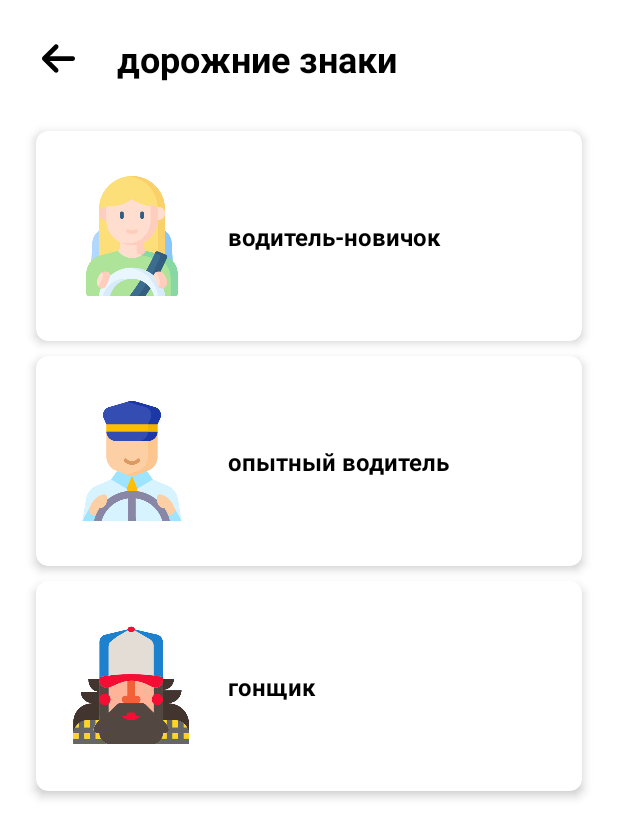
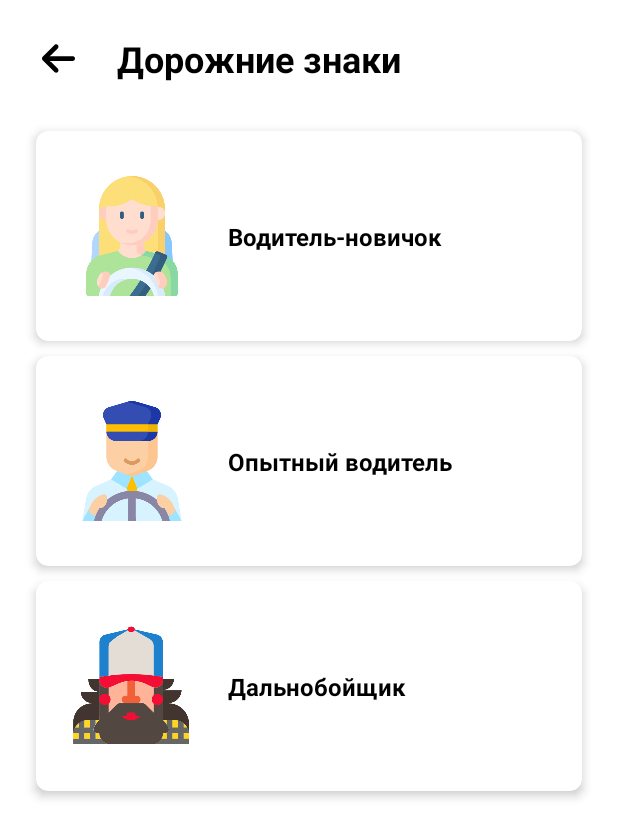
Before and after one commit to Mish9Keveyan/Drive_Smart, an Android app: the TrafficSignsActivity screen opened directly, with no data from a screen before it, on a phone screen of 412 x 824 dp. Shown: the top 838 px of the screen. Run offline under Robolectric (Android 15) with nearby library versions, the light colour scheme and no system bars.

Commit message:
Bug fixing

```diff
--- a/app/src/main/res/layout/activity_main.xml
+++ b/app/src/main/res/layout/activity_main.xml
@@ -128,7 +128,7 @@
                     android:id="@+id/textView3"
                     android:layout_width="wrap_content"
                     android:layout_height="wrap_content"
-                    android:text="выйти"
+                    android:text="Выйти"
                     android:layout_marginTop="10dp"
                     android:textColor="@color/black"
                     android:textSize="16sp"
--- a/app/src/main/res/layout/activity_test_option.xml
+++ b/app/src/main/res/layout/activity_test_option.xml
@@ -61,7 +61,7 @@
                 android:layout_width="wrap_content"
                 android:layout_height="wrap_content"
                 android:layout_marginStart="24dp"
-                android:text="дорожние знаки"
+                android:text="Дорожние знаки"
                 style="@style/categoryHeadingTextStyle"
                 app:layout_constraintBottom_toBottomOf="@+id/imageView10"
                 app:layout_constraintStart_toEndOf="@+id/imageView10"
@@ -98,7 +98,7 @@
             android:layout_width="wrap_content"
             android:layout_height="wrap_content"
             android:layout_marginStart="24dp"
-            android:text="перекресток"
+            android:text="Перекресток"
             style="@style/categoryHeadingTextStyle"
             app:layout_constraintBottom_toBottomOf="@+id/imageView11"
             app:layout_constraintStart_toEndOf="@+id/imageView11"
--- a/app/src/main/res/layout/activity_traffic_signs.xml
+++ b/app/src/main/res/layout/activity_traffic_signs.xml
@@ -22,7 +22,7 @@
         android:layout_width="wrap_content"
         android:layout_height="wrap_content"
         android:layout_marginStart="24dp"
-        android:text="дорожние знаки"
+        android:text="Дорожние знаки"
         android:textStyle="bold"
         android:textSize="24sp"
         android:textColor="@color/black"
@@ -61,7 +61,7 @@
                 android:layout_width="wrap_content"
                 android:layout_height="wrap_content"
                 android:layout_marginStart="24dp"
-                android:text="водитель-новичок"
+                android:text="Водитель-новичок"
                 style="@style/categoryHeadingTextStyle"
                 app:layout_constraintBottom_toBottomOf="@+id/imageView11"
                 app:layout_constraintStart_toEndOf="@+id/imageView11"
@@ -100,7 +100,7 @@
                 android:layout_width="wrap_content"
                 android:layout_height="wrap_content"
                 android:layout_marginStart="24dp"
-                android:text="опытный водитель"
+                android:text="Опытный водитель"
                 style="@style/categoryHeadingTextStyle"
                 app:layout_constraintBottom_toBottomOf="@+id/imageView12"
                 app:layout_constraintStart_toEndOf="@+id/imageView12"
@@ -138,7 +138,7 @@
                 android:layout_width="wrap_content"
                 android:layout_height="wrap_content"
                 android:layout_marginStart="24dp"
-                android:text="гонщик"
+                android:text="Дальнобойщик"
                 style="@style/categoryHeadingTextStyle"
                 app:layout_constraintBottom_toBottomOf="@+id/imageView13"
                 app:layout_constraintStart_toEndOf="@+id/imageView13"
```
